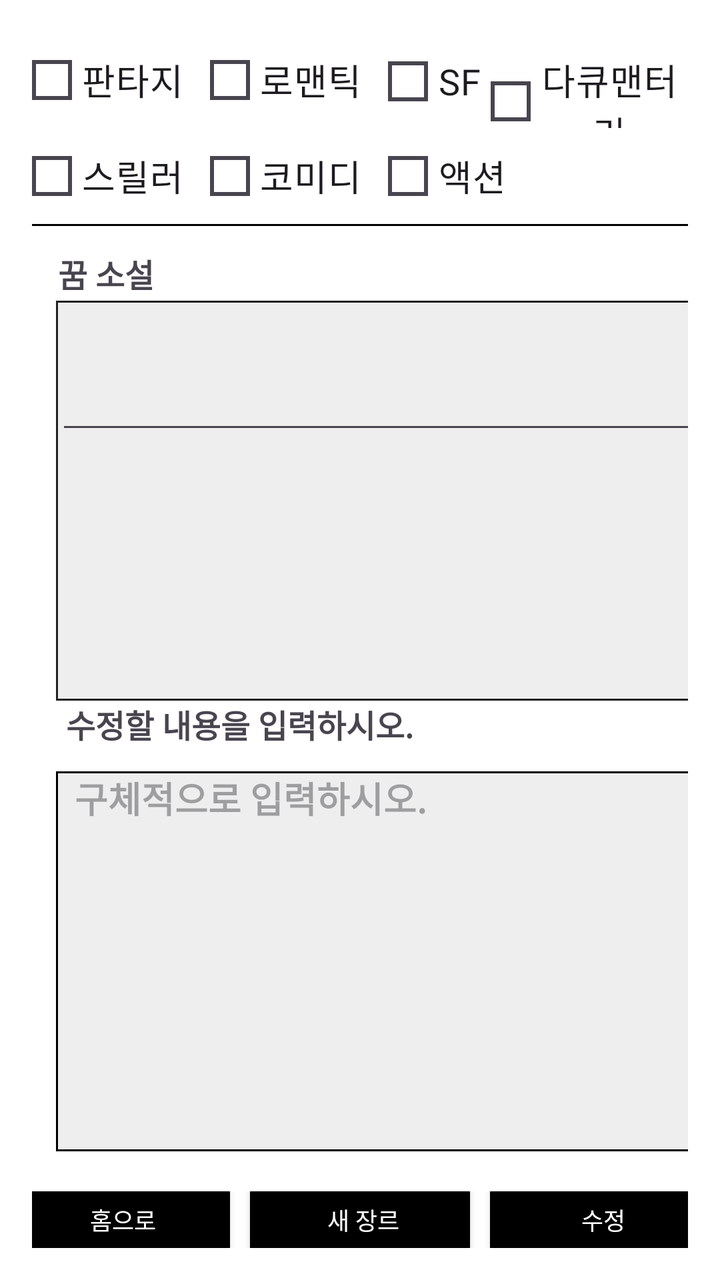
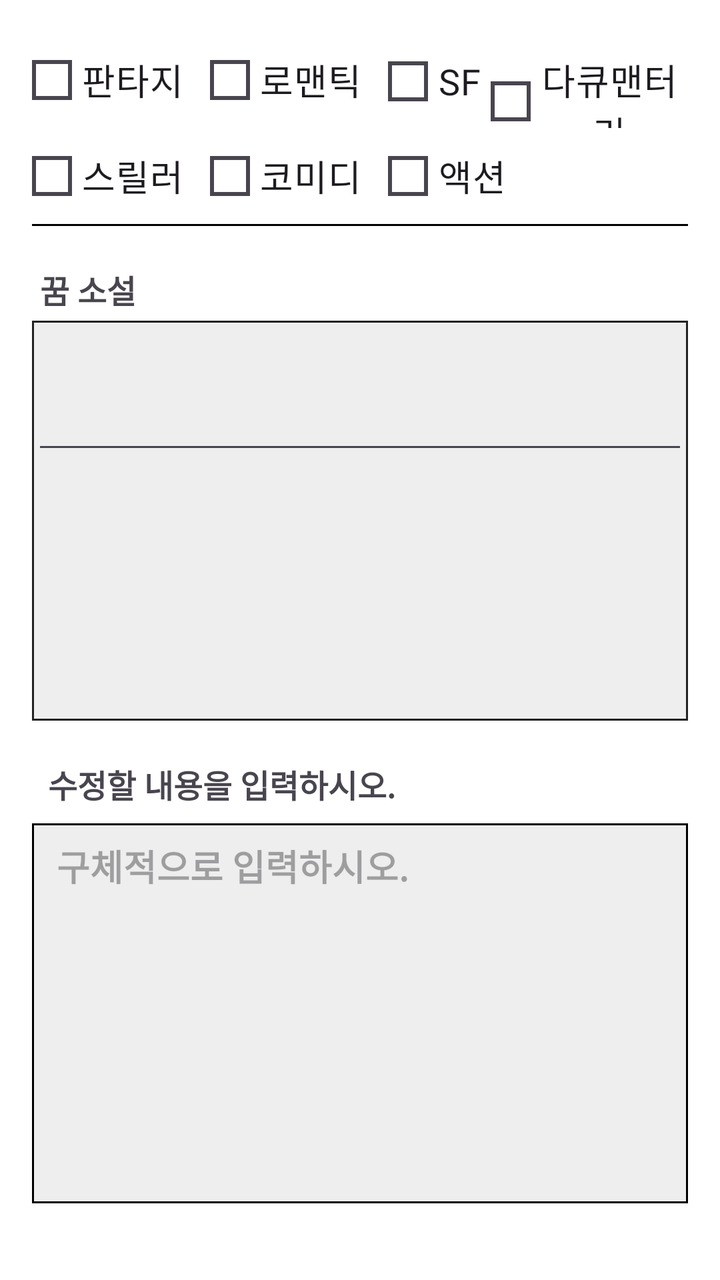

The first picture is an Android layout as it rendered before a commit; the second is the same layout after the commit. The layout source and the unified diff follow.
<!-- AndroidManifest.xml: application theme Theme.Material3.DayNight.NoActionBar -->
<!-- res/layout/activity_dream_based_new_nov.xml -->
<?xml version="1.0" encoding="utf-8"?>
<LinearLayout xmlns:android="http://schemas.android.com/apk/res/android"
    android:layout_width="match_parent"
    android:layout_height="match_parent"
    android:orientation="vertical"
    android:padding="16dp"
    android:background="#FFFFFF">

    <RadioGroup
        android:id="@+id/radioGroup_genre"
        android:layout_width="wrap_content"
        android:layout_height="wrap_content"
        android:orientation="vertical"
        android:layout_marginBottom="12dp">

        <LinearLayout
            android:layout_width="wrap_content"
            android:layout_height="48dp"
            android:orientation="horizontal">

            <RadioButton
                android:id="@+id/radio_fantasy"
                android:layout_width="wrap_content"
                android:layout_height="wrap_content"
                android:layout_marginEnd="8dp"
                android:text="@string/nov_1"
                android:textSize="18sp"
                android:paddingStart="5dp"
                android:paddingEnd="5dp"
                android:fontFamily="@font/spoqahansansneo_bold"
                android:button="@drawable/custom_radio_selector"
                android:gravity="center" />

            <RadioButton
                android:id="@+id/radio_romantic"
                android:layout_width="wrap_content"
                android:layout_height="wrap_content"
                android:layout_marginEnd="8dp"
                android:text="@string/nov_2"
                android:textSize="18sp"
                android:paddingStart="5dp"
                android:paddingEnd="5dp"
                android:button="@drawable/custom_radio_selector"
                android:fontFamily="@font/spoqahansansneo_bold"
                android:gravity="center"/>

            <RadioButton
                android:id="@+id/radio_sf"
                android:layout_width="wrap_content"
                android:layout_height="wrap_content"
                android:button="@drawable/custom_radio_selector"
                android:fontFamily="@font/spoqahansansneo_bold"
                android:gravity="center"
                android:paddingStart="5dp"
                android:paddingEnd="5dp"
                android:text="@string/nov_3"
                android:textSize="18sp" />

            <RadioButton
                android:id="@+id/radio_documentary"
                android:layout_width="wrap_content"
                android:layout_height="wrap_content"
                android:button="@drawable/custom_radio_selector"
                android:fontFamily="@font/spoqahansansneo_bold"
                android:gravity="center"
                android:paddingStart="5dp"
                android:paddingEnd="5dp"
                android:text="@string/nov_4"
                android:textSize="18sp" />

        </LinearLayout>

        <LinearLayout
            android:layout_width="370dp"
            android:layout_height="48dp"
            android:orientation="horizontal">

            <RadioButton
                android:id="@+id/radio_thriller"
                android:layout_width="wrap_content"
                android:layout_height="wrap_content"
                android:text="@string/nov_5"
                android:textSize="18sp"
                android:paddingStart="5dp"
                android:paddingEnd="5dp"
                android:button="@drawable/custom_radio_selector"
                android:layout_marginEnd="8dp"
                android:fontFamily="@font/spoqahansansneo_bold"
                android:gravity="center"/>

            <RadioButton
                android:id="@+id/radio_comedy"
                android:layout_width="wrap_content"
                android:layout_height="wrap_content"
                android:text="@string/nov_6"
                android:textSize="18sp"
                android:paddingStart="5dp"
                android:paddingEnd="5dp"
                android:button="@drawable/custom_radio_selector"
                android:layout_marginEnd="8dp"
                android:fontFamily="@font/spoqahansansneo_bold"
                android:gravity="center"/>

            <RadioButton
                android:id="@+id/radio_action"
                android:layout_width="wrap_content"
                android:layout_height="wrap_content"
                android:text="@string/nov_7"
                android:textSize="18sp"
                android:paddingStart="5dp"
                android:paddingEnd="5dp"
                android:button="@drawable/custom_radio_selector"
                android:fontFamily="@font/spoqahansansneo_bold"
                android:gravity="center"/>
        </LinearLayout>

        <View
            android:layout_width="match_parent"
            android:layout_height="1dp"
            android:background="#000000" />
    </RadioGroup>
    
    <TextView
        android:id="@+id/tvAnalysisLabel"
        android:layout_width="wrap_content"
        android:layout_height="wrap_content"
        android:layout_marginStart="13dp"
        android:fontFamily="@font/spoqahansansneo_bold"
        android:text="@string/title_1"
        android:textSize="16sp"
        android:textStyle="bold" />

    
    <ScrollView
        android:id="@+id/scrollGenerated"
        android:layout_width="350dp"
        android:layout_height="200dp"
        android:layout_marginStart="12dp"
        android:layout_marginTop="2dp"
        android:background="@drawable/box_border"
        android:overScrollMode="always"
        android:scrollbars="vertical">

        <LinearLayout
            android:layout_width="match_parent"
            android:layout_height="wrap_content"
            android:orientation="vertical">

            <EditText
                android:id="@+id/tvDreamAnalysis"
                android:layout_width="match_parent"
                android:layout_height="match_parent"
                android:hint="@string/h_null"
                android:minLines="3"
                android:padding="8dp"
                android:textSize="15sp" />
        </LinearLayout>
    </ScrollView>

    
    <TextView
        android:layout_width="wrap_content"
        android:layout_height="wrap_content"
        android:text="@string/title_que_2"
        android:textSize="16sp"
        android:layout_marginStart="13dp"
        android:fontFamily="@font/spoqahansansneo_bold"
        android:textStyle="bold" />

    

    

    <EditText
        android:id="@+id/etDreamInput_1"
        android:layout_width="355dp"
        android:layout_height="190dp"
        android:layout_margin="12dp"
        android:autofillHints="username"
        android:background="@drawable/tv_border_2"
        android:gravity="top"
        android:textStyle="bold"
        android:hint="@string/title_que_h_4"
        android:inputType="textMultiLine"
        android:paddingStart="5dp"
        android:paddingEnd="5dp" />

    <LinearLayout
        android:layout_width="match_parent"
        android:layout_height="wrap_content"
        android:orientation="horizontal"
        android:gravity="center"
        android:paddingTop="8dp">

        <androidx.appcompat.widget.AppCompatButton
            android:id="@+id/btn_home"
            android:layout_width="110dp"
            android:layout_height="48dp"
            android:text="@string/btn_tit_1"
            android:textColor="#FFFFFF"
            android:background="@drawable/rounded_login"
            android:textSize="12sp"
            android:gravity="center"
            android:layout_marginEnd="10dp"
            android:padding="0dp" />

        <androidx.appcompat.widget.AppCompatButton
            android:id="@+id/btn_save"
            android:layout_width="110dp"
            android:layout_height="48dp"
            android:text="@string/btn_tit_2"
            android:textColor="#FFFFFF"
            android:background="@drawable/rounded_login"
            android:textSize="12sp"
            android:gravity="center"
            android:layout_marginEnd="10dp"
            android:padding="0dp" />

        <androidx.appcompat.widget.AppCompatButton
            android:id="@+id/btn_submit"
            android:layout_width="110dp"
            android:layout_height="48dp"
            android:text="@string/btn_tit_3"
            android:textColor="#FFFFFF"
            android:background="@drawable/rounded_login"
            android:textSize="12sp"
            android:gravity="center"
            android:padding="0dp" />
    </LinearLayout>
</LinearLayout>
<!-- resources referenced by this layout -->
<resources>
  <!-- drawable box_border (drawable) -->
  <?xml version="1.0" encoding="utf-8"?>
  <shape xmlns:android="http://schemas.android.com/apk/res/android"
      android:shape="rectangle">
      <solid android:color="#EEEEEE"/> 
      <stroke android:width="1dp" android:color="#222222"/> 
      
  </shape>
  <!-- drawable custom_radio_selector (drawable) -->
  <?xml version="1.0" encoding="utf-8"?>
  <selector xmlns:android="http://schemas.android.com/apk/res/android">
      <item android:state_checked="true" android:drawable="@drawable/radio_checked" />
      <item android:drawable="@drawable/radio_unchecked" />
  </selector>
  <!-- drawable rounded_login (drawable) -->
  <?xml version="1.0" encoding="utf-8"?>
  <shape xmlns:android="http://schemas.android.com/apk/res/android">
      <solid android:color="#000000"/> 
      <corners android:radius="10dp"/> 
      <stroke android:color="#000000" android:width="2dp"/> 
  </shape>
  <!-- drawable tv_border_2 (drawable) -->
  <?xml version="1.0" encoding="utf-8"?>
  <shape xmlns:android="http://schemas.android.com/apk/res/android"
      android:shape="rectangle">
      
      <solid android:color="#EEEEEE"/>
      
      <stroke android:width="1dp" android:color="#000000"/> 
      
  </shape>
  <string name="btn_tit_1">" 홈으로"</string>
  <string name="btn_tit_2">" 새 장르"</string>
  <string name="btn_tit_3">" 수정"</string>
  <string name="h_null">""</string>
  <string name="nov_1">"판타지"</string>
  <string name="nov_2">"로맨틱"</string>
  <string name="nov_3">"SF"</string>
  <string name="nov_4">"다큐맨터리"</string>
  <string name="nov_5">"스릴러"</string>
  <string name="nov_6">"코미디"</string>
  <string name="nov_7">"액션"</string>
  <string name="title_1">"꿈 소설"</string>
  <string name="title_que_2">" 수정할 내용을 입력하시오."</string>
  <string name="title_que_h_4">" 구체적으로 입력하시오."</string>
  <!-- drawable radio_checked (drawable) -->
  <?xml version="1.0" encoding="utf-8"?>
  <vector xmlns:android="http://schemas.android.com/apk/res/android"
      android:width="20dp"
      android:height="20dp"
      android:viewportWidth="24"
      android:viewportHeight="24">
      <path
          android:fillColor="#000000"
          android:pathData="M9,16.17L4.83,12l-1.42,1.41L9,19 21,7l-1.41,-1.41z"/>
  </vector>
  <!-- drawable radio_unchecked (drawable) -->
  <?xml version="1.0" encoding="utf-8"?>
  <shape xmlns:android="http://schemas.android.com/apk/res/android"
      android:shape="rectangle">
      <solid android:color="@android:color/transparent" />
      <stroke
          android:width="2dp"
          android:color="#000000" />
      <corners android:radius="0dp" />
      <size
          android:width="20dp"
          android:height="20dp" />
  </shape>
</resources>

<!-- the commit's change to res/layout/activity_dream_based_new_nov.xml (unified diff, before → after) -->
@@ -120,23 +120,25 @@
             android:background="#000000" />
     </RadioGroup>
     
+    
     <TextView
         android:id="@+id/tvAnalysisLabel"
         android:layout_width="wrap_content"
         android:layout_height="wrap_content"
-        android:layout_marginStart="13dp"
+        android:layout_marginStart="4dp"
+        android:layout_marginTop="8dp"
         android:fontFamily="@font/spoqahansansneo_bold"
         android:text="@string/title_1"
         android:textSize="16sp"
-        android:textStyle="bold" />
+        android:textStyle="bold"/>
 
     
     <ScrollView
         android:id="@+id/scrollGenerated"
-        android:layout_width="350dp"
+        android:layout_width="match_parent"
         android:layout_height="200dp"
-        android:layout_marginStart="12dp"
-        android:layout_marginTop="2dp"
+        android:layout_marginTop="4dp"
+        android:layout_marginBottom="12dp"
         android:background="@drawable/box_border"
         android:overScrollMode="always"
         android:scrollbars="vertical">
@@ -149,11 +151,11 @@
             <EditText
                 android:id="@+id/tvDreamAnalysis"
                 android:layout_width="match_parent"
-                android:layout_height="match_parent"
+                android:layout_height="wrap_content"
                 android:hint="@string/h_null"
                 android:minLines="3"
                 android:padding="8dp"
-                android:textSize="15sp" />
+                android:textSize="15sp"/>
         </LinearLayout>
     </ScrollView>
 
@@ -163,68 +165,68 @@
         android:layout_height="wrap_content"
         android:text="@string/title_que_2"
         android:textSize="16sp"
-        android:layout_marginStart="13dp"
+        android:layout_marginStart="4dp"
+        android:layout_marginTop="8dp"
         android:fontFamily="@font/spoqahansansneo_bold"
-        android:textStyle="bold" />
-
-    
-
-    
-
+        android:textStyle="bold"/>
+
+    
     <EditText
         android:id="@+id/etDreamInput_1"
-        android:layout_width="355dp"
+        android:layout_width="match_parent"
         android:layout_height="190dp"
-        android:layout_margin="12dp"
+        android:layout_marginTop="8dp"
+        android:layout_marginBottom="16dp"
         android:autofillHints="username"
         android:background="@drawable/tv_border_2"
         android:gravity="top"
         android:textStyle="bold"
         android:hint="@string/title_que_h_4"
         android:inputType="textMultiLine"
-        android:paddingStart="5dp"
-        android:paddingEnd="5dp" />
-
+        android:padding="8dp"/>
+
+    
     <LinearLayout
         android:layout_width="match_parent"
         android:layout_height="wrap_content"
         android:orientation="horizontal"
         android:gravity="center"
-        android:paddingTop="8dp">
+        android:paddingTop="8dp"
+        android:layout_marginBottom="8dp">
 
         <androidx.appcompat.widget.AppCompatButton
             android:id="@+id/btn_home"
-            android:layout_width="110dp"
-            android:layout_height="48dp"
+            android:layout_width="0dp"
+            android:layout_height="48dp"
+            android:layout_weight="1"
             android:text="@string/btn_tit_1"
             android:textColor="#FFFFFF"
             android:background="@drawable/rounded_login"
-            android:textSize="12sp"
+            android:textSize="14sp"
             android:gravity="center"
-            android:layout_marginEnd="10dp"
-            android:padding="0dp" />
+            android:layout_marginEnd="8dp"/>
 
         <androidx.appcompat.widget.AppCompatButton
             android:id="@+id/btn_save"
-            android:layout_width="110dp"
-            android:layout_height="48dp"
+            android:layout_width="0dp"
+            android:layout_height="48dp"
+            android:layout_weight="1"
             android:text="@string/btn_tit_2"
             android:textColor="#FFFFFF"
             android:background="@drawable/rounded_login"
-            android:textSize="12sp"
+            android:textSize="14sp"
             android:gravity="center"
-            android:layout_marginEnd="10dp"
-            android:padding="0dp" />
+            android:layout_marginEnd="8dp"/>
 
         <androidx.appcompat.widget.AppCompatButton
             android:id="@+id/btn_submit"
-            android:layout_width="110dp"
-            android:layout_height="48dp"
+            android:layout_width="0dp"
+            android:layout_height="48dp"
+            android:layout_weight="1"
             android:text="@string/btn_tit_3"
             android:textColor="#FFFFFF"
             android:background="@drawable/rounded_login"
-            android:textSize="12sp"
-            android:gravity="center"
-            android:padding="0dp" />
+            android:textSize="14sp"
+            android:gravity="center"/>
     </LinearLayout>
 </LinearLayout>
